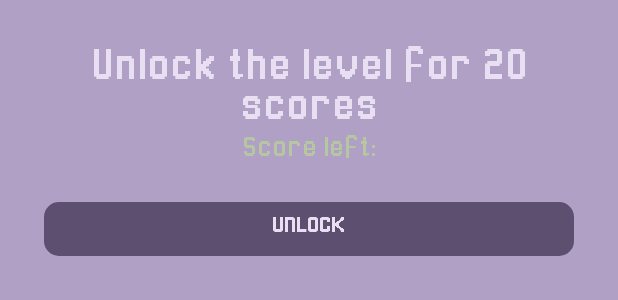
After one commit to RlyTachi/AnimeQuiz, an Android app: the layout activity_unlock_action.xml on its own in the app's theme, with its tools: preview values and no code run, on a phone screen of 412 x 824 dp. The commit adds this screen. Shown: the top 300 px of the screen. Run offline under Robolectric (Android 15) with nearby library versions, the phone set to English and light mode, and no system bars.

Commit message:
add: ads and levels unlock
Signed-off-by: RlyTachi <rlytachi@ya.ru>

```diff
--- /dev/null
+++ b/app/src/main/res/layout/activity_unlock_action.xml
@@ -0,0 +1,64 @@
+<?xml version="1.0" encoding="utf-8"?>
+<androidx.constraintlayout.widget.ConstraintLayout xmlns:android="http://schemas.android.com/apk/res/android"
+    xmlns:app="http://schemas.android.com/apk/res-auto"
+    xmlns:tools="http://schemas.android.com/tools"
+    android:layout_width="match_parent"
+    android:layout_height="match_parent"
+    android:background="@color/background">
+
+    <LinearLayout
+        android:id="@+id/main"
+        android:layout_width="wrap_content"
+        android:layout_height="wrap_content"
+        android:gravity="center"
+        android:orientation="vertical"
+        android:padding="25dp"
+        tools:ignore="MissingConstraints">
+
+        <TextView
+            android:id="@+id/unlockTextView"
+            android:layout_width="match_parent"
+            android:layout_height="wrap_content"
+            android:layout_gravity="center"
+            android:fontFamily="@font/pixel"
+            android:gravity="center"
+            android:text="@string/unlockLevel"
+            android:textColor="@color/text"
+            android:textSize="28sp" />
+
+
+        <TextView
+            android:id="@+id/unlockScoreLeftView"
+            android:layout_width="match_parent"
+            android:layout_height="wrap_content"
+            android:layout_marginBottom="20dp"
+            android:fontFamily="@font/pixel"
+            android:gravity="center"
+            android:text="@string/scoreLeft"
+            android:textColor="@color/secondText"
+            android:textSize="18sp" />
+
+        <Button
+            android:id="@+id/unlockBtn"
+            android:layout_width="match_parent"
+            android:layout_height="wrap_content"
+            android:layout_gravity="center"
+            android:layout_marginBottom="10dp"
+            android:background="@drawable/btn_1"
+            android:fontFamily="@font/pixel"
+            android:gravity="center"
+            android:text="@string/unlock"
+            android:textColor="@color/text" />
+
+        <TextView
+            android:id="@+id/unlockNotEnoughView"
+            android:layout_width="match_parent"
+            android:layout_height="wrap_content"
+            android:fontFamily="@font/pixel"
+            android:gravity="center"
+            android:text="@string/notEnough"
+            android:textColor="@color/text"
+            android:textSize="18sp"
+            android:visibility="invisible"/>
+    </LinearLayout>
+</androidx.constraintlayout.widget.ConstraintLayout>
--- a/app/src/main/res/values/strings.xml
+++ b/app/src/main/res/values/strings.xml
@@ -21,6 +21,7 @@
     <string name="locations">Locations</string>
     <string name="titles">Titles</string>
     <string name="unlocked">Unlocked: </string>
+    <string name="unlockLevel">Unlock the level for 20 scores</string>
     <string name="items">Items</string>
     <string name="events">Events</string>
     <string name="chAnswer">What is the character\'s name?</string>
```
Also changed, not shown: app/build.gradle (+7 -6 lines), app/src/main/AndroidManifest.xml (+10 -8 lines), app/src/main/java/com/rlytachi/animequiz/Game.java (+175 -32 lines), app/src/main/java/com/rlytachi/animequiz/LevelChoice.java (added, +41 -0 lines), app/src/main/java/com/rlytachi/animequiz/Score.java (+1 -10 lines), app/src/main/java/com/rlytachi/animequiz/levels/Characters.java (+210 -43 lines), 1 other file.
